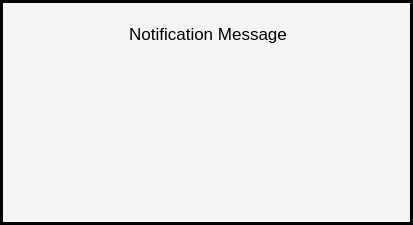
SWE-Project-Org/SWE-Project, file ui/notification_screen.ui: the form before one commit.
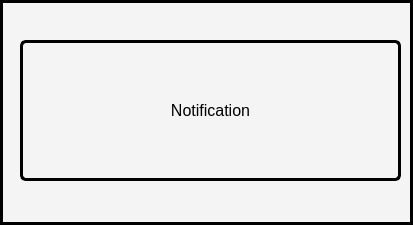
The form after the commit.

Commit message: Changes in screen files, script to create ui_py files

```diff
--- a/ui/notification_screen.ui
+++ b/ui/notification_screen.ui
@@ -16,27 +16,30 @@
   <property name="styleSheet">
    <string notr="true">background-color: #f4f4f4; border: 3px solid </string>
   </property>
-  <widget class="QTextBrowser" name="textBrowser">
+  <widget class="QLabel" name="label_8">
    <property name="geometry">
     <rect>
-     <x>80</x>
-     <y>20</y>
-     <width>256</width>
-     <height>192</height>
+     <x>20</x>
+     <y>40</y>
+     <width>381</width>
+     <height>141</height>
     </rect>
    </property>
+   <property name="font">
+    <font>
+     <pointsize>12</pointsize>
+    </font>
+   </property>
    <property name="styleSheet">
-    <string notr="true">border: 0; color: black;</string>
+    <string notr="true">color: ffffff;background-color: #00000000;
+border-radius: 6px;
+    padding: 5px;</string>
    </property>
-   <property name="html">
-    <string>&lt;!DOCTYPE HTML PUBLIC &quot;-//W3C//DTD HTML 4.0//EN&quot; &quot;http://www.w3.org/TR/REC-html40/strict.dtd&quot;&gt;
-&lt;html&gt;&lt;head&gt;&lt;meta name=&quot;qrichtext&quot; content=&quot;1&quot; /&gt;&lt;meta charset=&quot;utf-8&quot; /&gt;&lt;style type=&quot;text/css&quot;&gt;
-p, li { white-space: pre-wrap; }
-hr { height: 1px; border-width: 0; }
-li.unchecked::marker { content: &quot;\2610&quot;; }
-li.checked::marker { content: &quot;\2612&quot;; }
-&lt;/style&gt;&lt;/head&gt;&lt;body style=&quot; font-family:'Noto Sans'; font-size:10pt; font-weight:400; font-style:normal;&quot;&gt;
-&lt;p align=&quot;center&quot; style=&quot; margin-top:0px; margin-bottom:0px; margin-left:0px; margin-right:0px; -qt-block-indent:0; text-indent:0px;&quot;&gt;&lt;span style=&quot; font-family:'FreeSans'; font-size:13pt;&quot;&gt;Notification Message&lt;/span&gt;&lt;/p&gt;&lt;/body&gt;&lt;/html&gt;</string>
+   <property name="text">
+    <string>Notification</string>
+   </property>
+   <property name="alignment">
+    <set>Qt::AlignmentFlag::AlignCenter</set>
    </property>
   </widget>
  </widget>
```
The commit also changes 25 other files.
